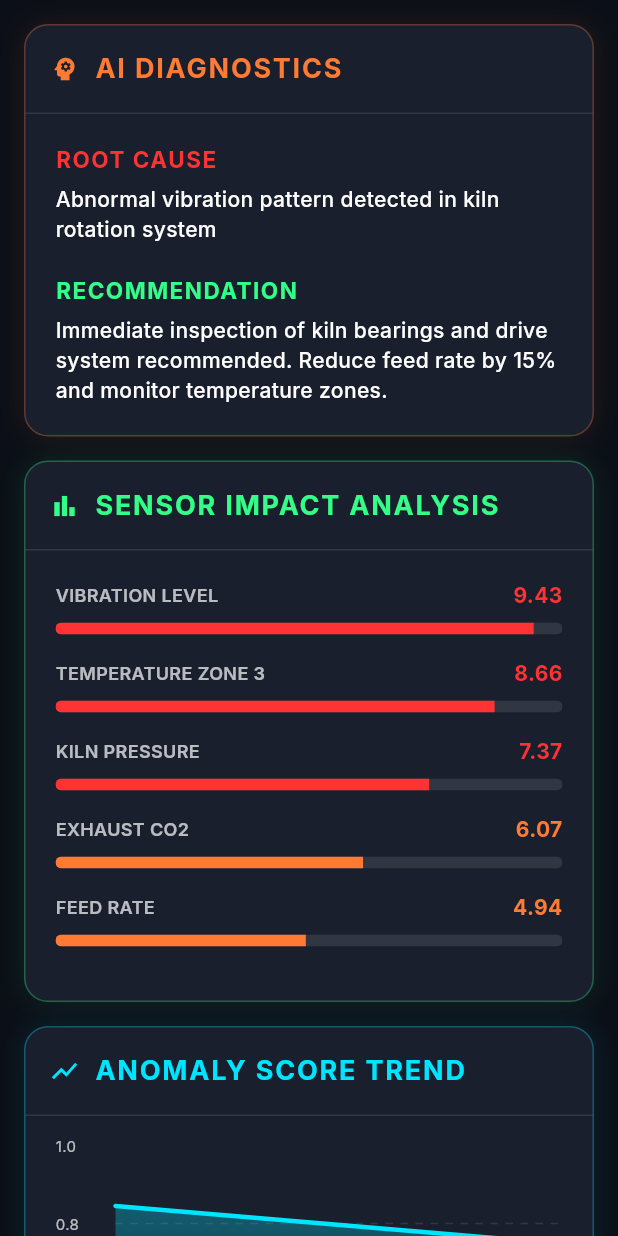
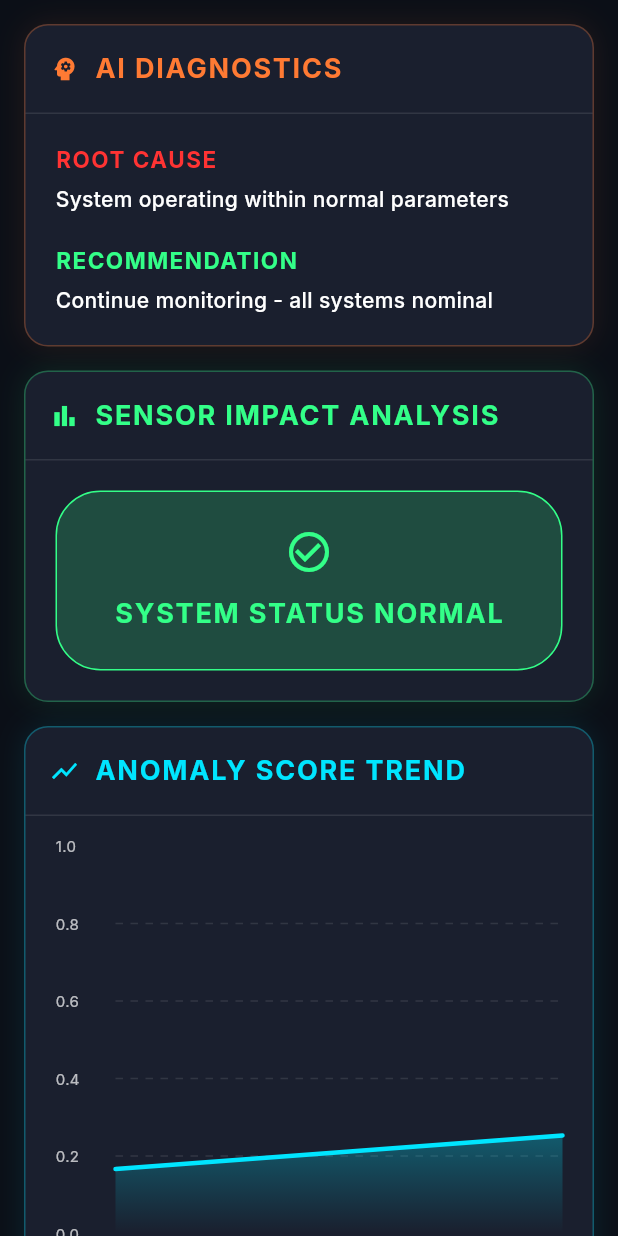
Before and after one commit to sumanthd032/CarbonEdge, a Flutter app: the AIOptimizationPage screen opened directly, on a phone screen of 412 x 824 dp. Run offline on Flutter 3.47's test engine with Material 3 defaults, Android fonts, the phone set to English and light mode, and no system bars; drawn by our look-alikes of fl_chart; our stand-ins replace csv, firebase_auth, firebase_core, google_fonts, open_file, pdf and 2 more; missing offline and left inert: excel; accounts and stored records are empty; network calls fail.

Commit message:
final version

```diff
--- a/lib/bottom_bar/ai_recommendations_screen.dart
+++ b/lib/bottom_bar/ai_recommendations_screen.dart
@@ -1,5 +1,6 @@
 import 'dart:async';
 import 'dart:math';
+import 'package:carbonedge/services/simulation_state.dart';
 import 'package:fl_chart/fl_chart.dart';
 import 'package:flutter/material.dart';
 import 'package:google_fonts/google_fonts.dart';
@@ -90,7 +91,6 @@ class TopCause {
 class HardcodedDataSimulator {
   final _controller = StreamController<AIPrediction>.broadcast();
   Timer? _timer;
-  int _secondsElapsed = 0;
   final Random _random = Random();
 
   // Severity stability - only change every 20 seconds
@@ -99,13 +99,11 @@ class HardcodedDataSimulator {
   Stream<AIPrediction> get stream => _controller.stream;
 
   void connect() {
-    _secondsElapsed = _random.nextInt(80); // Start at random point in 80s cycle
     _currentSeverity = 'low';
     _timer?.cancel();
 
     // Emit data every 1 second
     _timer = Timer.periodic(const Duration(seconds: 1), (timer) {
-      _secondsElapsed++;
       final prediction = _generatePrediction();
       _controller.add(prediction);
     });
@@ -116,14 +114,15 @@ class HardcodedDataSimulator {
 
   AIPrediction _generatePrediction() {
     final now = DateTime.now();
+    final seconds = SimulationState.currentSeconds;
+
     // Anomaly appears at 60 seconds and lasts until 80 seconds (20 second duration)
     // Then resets back to normal
-    final isAnomaly = _secondsElapsed >= 60 && _secondsElapsed < 80;
+    final isAnomaly = seconds >= 60 && seconds < 80;
 
-    // Reset counter after full cycle (80 seconds)
-    if (_secondsElapsed >= 80) {
-      _secondsElapsed = 0;
-      _currentSeverity = 'low';
+    // Severity stability logic reset (managed by global cycle)
+    if (seconds == 0) {
+      _currentSeverity = 'normal';
     }
 
     if (isAnomaly) {
@@ -134,16 +133,14 @@ class HardcodedDataSimulator {
   }
 
   AIPrediction _generateNormalPrediction(DateTime timestamp) {
-    // Range 0.15 - 0.30 for Low as requested
-    final anomalyScore =
-        0.15 + _random.nextDouble() * 0.15; // 0.15 - 0.30 (Low range)
+    final anomalyScore = SimulationState.getAnomalyScore('normal', _random);
     final confidence = 88.0 + _random.nextDouble() * 4.0;
     final stability = 92.0 + _random.nextDouble() * 4.0;
 
     return AIPrediction(
       plantId: 'cement_kiln_01',
       timestamp: _formatTimestamp(timestamp),
-      severity: 'low',
+      severity: 'normal',
       anomalyScore: anomalyScore,
       confidence: confidence,
       stability: stability,
@@ -171,20 +168,17 @@ class HardcodedDataSimulator {
   }
 
   AIPrediction _generateAnomalyPrediction(DateTime timestamp) {
-    // Anomaly score in range 0.70 - 0.98 to cover Warning and High (always > 0.7)
-    final anomalyScore = 0.70 + _random.nextDouble() * 0.28;
+    final targetSeverity = SimulationState.currentCycleSeverity;
+    final anomalyScore = SimulationState.getAnomalyScore(
+      targetSeverity,
+      _random,
+    );
     final confidence = 78.0 + _random.nextDouble() * 8.0;
     final stability = 65.0 + _random.nextDouble() * 8.0;
 
     // Stick to one severity for the duration of the anomaly
-    if (_currentSeverity == 'normal' || _currentSeverity == 'low') {
-      if (anomalyScore > 0.75) {
-        _currentSeverity = 'high';
-      } else if (anomalyScore > 0.5) {
-        _currentSeverity = 'warning';
-      } else {
-        _currentSeverity = 'low';
-      }
+    if (_currentSeverity == 'normal') {
+      _currentSeverity = targetSeverity;
     }
 
     return AIPrediction(
--- a/lib/services/simulation_state.dart
+++ b/lib/services/simulation_state.dart
@@ -1,4 +1,5 @@
 import 'package:flutter/foundation.dart';
+import 'dart:math';
 
 class SimulationState {
   static final SimulationState _instance = SimulationState._internal();
@@ -6,6 +7,36 @@ class SimulationState {
   SimulationState._internal();
 
   static bool isConnected = false;
+
+  // Global simulation clock with random offset for synchronization
+  static final int _randomOffset = Random().nextInt(80);
+  static int get currentSeconds =>
+      ((DateTime.now().millisecondsSinceEpoch / 1000).floor() + _randomOffset) %
+      80;
+
+  // Shared severity selection: different cycles have different target severities
+  static String get currentCycleSeverity {
+    final cycleIndex =
+        ((DateTime.now().millisecondsSinceEpoch / 1000).floor() +
+            _randomOffset) ~/
+        80;
+    final severities = ['high', 'warning', 'low'];
+    return severities[cycleIndex % severities.length];
+  }
+
+  // Helper to get a score based on the target severity
+  static double getAnomalyScore(String severity, Random random) {
+    switch (severity) {
+      case 'high':
+        return 0.76 + random.nextDouble() * 0.22; // 0.76 - 0.98
+      case 'warning':
+        return 0.60 + random.nextDouble() * 0.15; // 0.60 - 0.75
+      case 'low':
+        return 0.40 + random.nextDouble() * 0.20; // 0.40 - 0.60
+      default:
+        return 0.15 + random.nextDouble() * 0.15; // 0.15 - 0.30 (Normal)
+    }
+  }
 
   // Use a ValueNotifier to allow widgets to reactively update if needed,
   // though for this specific task, a simple static flag + setState in Home is enough.
```
Also changed, not shown: lib/bottom_bar/alerts_screen.dart (+28 -34 lines).
